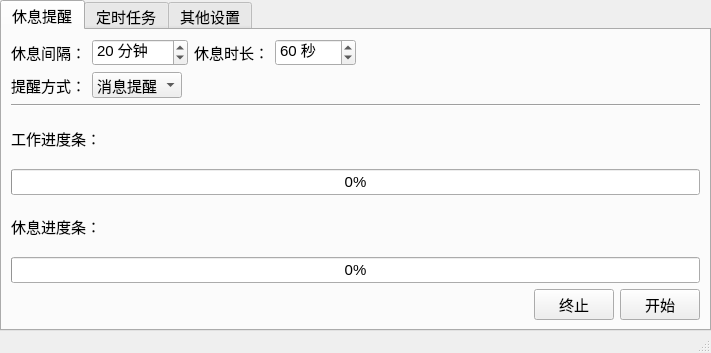
songquanpeng/personal-assistant, file main.ui: the form before one commit.
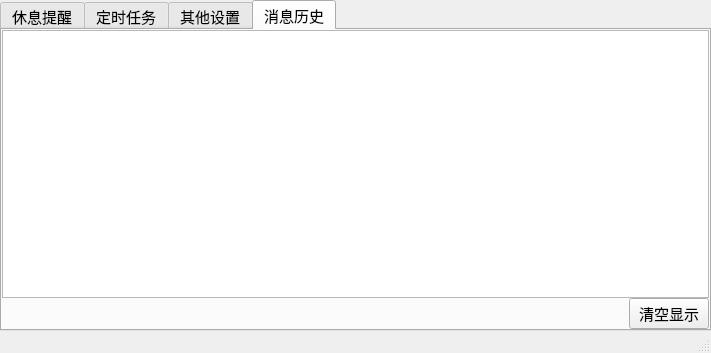
The form after the commit. The open tabs and pages were chosen to show the change.

Commit message: Add a new tab to display push history messages and save history messages to txt files.

Diff of the .ui file:
```diff
--- a/main.ui
+++ b/main.ui
@@ -649,6 +649,68 @@
         </item>
        </layout>
       </widget>
+      <widget class="QWidget" name="msgHistoryTab">
+       <attribute name="title">
+        <string>消息历史</string>
+       </attribute>
+       <layout class="QGridLayout" name="gridLayout_history">
+        <property name="leftMargin">
+         <number>0</number>
+        </property>
+        <property name="topMargin">
+         <number>0</number>
+        </property>
+        <property name="rightMargin">
+         <number>0</number>
+        </property>
+        <property name="bottomMargin">
+         <number>0</number>
+        </property>
+        <property name="spacing">
+         <number>0</number>
+        </property>
+        <item row="0" column="0">
+         <widget class="QTextEdit" name="messageHistoryEdit">
+          <property name="font">
+           <font>
+            <family>Consolas</family>
+            <pointsize>10</pointsize>
+            <weight>50</weight>
+            <italic>false</italic>
+            <bold>false</bold>
+           </font>
+          </property>
+          <property name="readOnly">
+           <bool>true</bool>
+          </property>
+         </widget>
+        </item>
+        <item row="1" column="0">
+         <layout class="QHBoxLayout" name="horizontalLayout_history">
+          <item>
+           <spacer name="horizontalSpacer_4">
+            <property name="orientation">
+             <enum>Qt::Horizontal</enum>
+            </property>
+            <property name="sizeHint" stdset="0">
+             <size>
+              <width>498</width>
+              <height>20</height>
+             </size>
+            </property>
+           </spacer>
+          </item>
+          <item>
+           <widget class="QPushButton" name="msgClearBtn">
+            <property name="text">
+             <string>清空显示</string>
+            </property>
+           </widget>
+          </item>
+         </layout>
+        </item>
+       </layout>
+      </widget>
      </widget>
     </item>
    </layout>
```
The commit also changes 4 other files.
